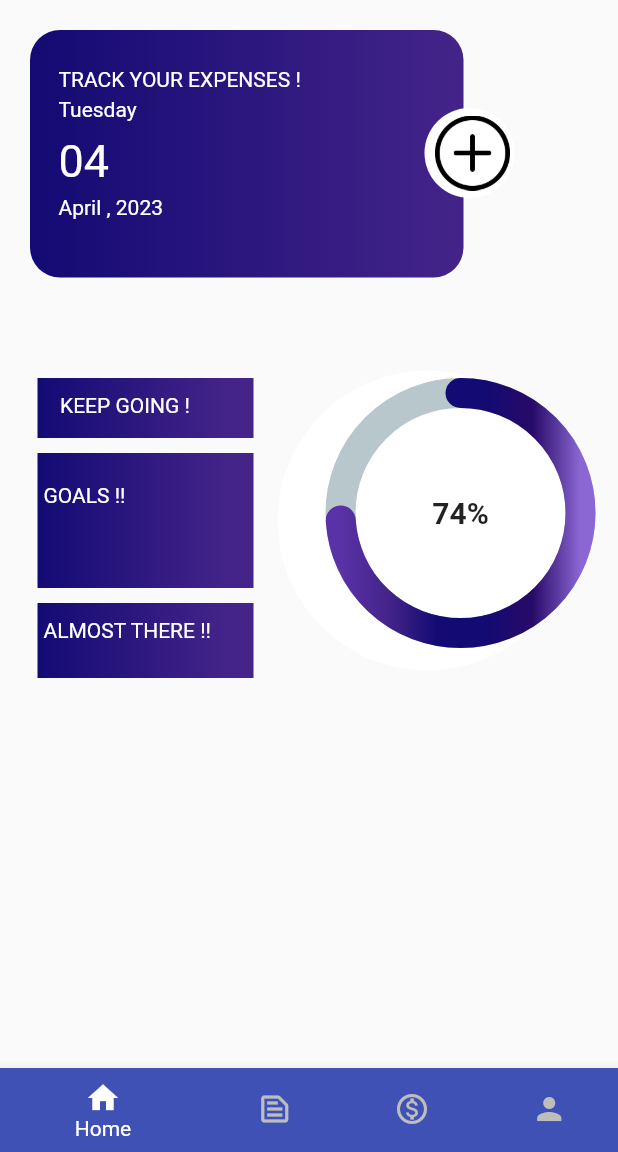
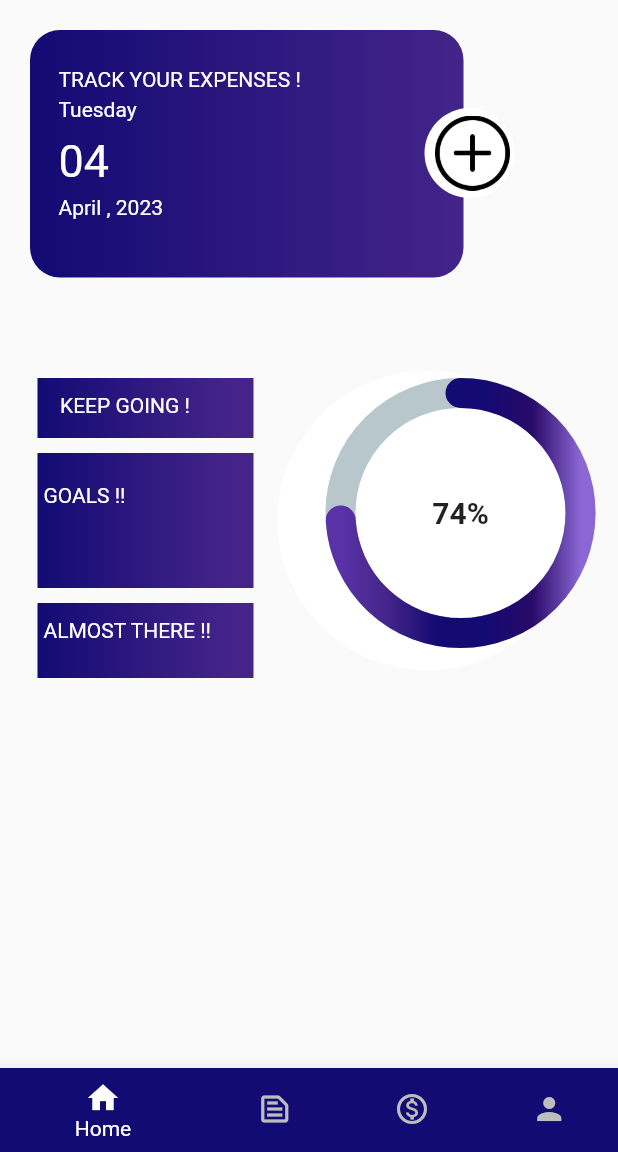
Before and after one commit to nishantnz/Fam-Fin-PLanning, a Flutter app: the screen it shows after launch, on a phone screen of 412 x 824 dp, the part 84-1236 px from its top. Run offline on Flutter 3.47's test engine with Material 2 defaults, Android fonts, the light colour scheme and no system bars; drawn by our look-alikes of percent_indicator, simple_gradient_text; our stand-ins replace google_fonts, image_picker, introduction_screen, lottie.

Commit message:
refactored files and code,made navbar pages

```diff
--- a/lib/main.dart
+++ b/lib/main.dart
@@ -1,7 +1,9 @@
-import 'package:family_financial_planning/pages/home_page.dart';
+import 'package:family_financial_planning/pages/navpages/home_page.dart';
 import 'package:family_financial_planning/pages/login.dart';
+import 'package:family_financial_planning/pages/navpages/main_page.dart';
 import 'package:family_financial_planning/pages/onboarding_page.dart';
-import 'package:family_financial_planning/pages/navpages/profile_page.dart';
+import 'package:family_financial_planning/pages/navpages/profile.dart';
+
 import 'package:family_financial_planning/pages/sign_up.dart';
 import 'package:family_financial_planning/utils/routes.dart';
 import 'package:family_financial_planning/widgets/themes.dart';
@@ -28,13 +30,14 @@ class MyApp extends StatelessWidget {
       darkTheme: ThemeData(
         brightness: Brightness.dark,
       ),
-      initialRoute: MyRoutes.homePage,
+      initialRoute: MyRoutes.mainPage,
       routes: {
         MyRoutes.loginPage: (context) => const LoginPage(),
         MyRoutes.signUpPage: (context) => const SignUpPage(),
         MyRoutes.profile: (context) => const ProfilePage(),
         MyRoutes.homePage: (context) => const HomePage(),
         MyRoutes.onBoarding: (context) => const OnBoarding(),
+        MyRoutes.mainPage: (context) => const MainPage()
       },
     );
   }
--- a/lib/pages/home_page.dart
+++ /dev/null
@@ -1,49 +0,0 @@
-import 'package:family_financial_planning/utils/colors.dart';
-import 'package:family_financial_planning/widgets/bottomNavBar.dart';
-import 'package:family_financial_planning/widgets/my_home_widgets.dart';
-import 'package:family_financial_planning/widgets/themes.dart';
-import 'package:flutter/material.dart';
-import 'package:flutter/src/widgets/framework.dart';
-import 'package:flutter/src/widgets/placeholder.dart';
-import 'package:percent_indicator/circular_percent_indicator.dart';
-import 'package:simple_gradient_text/simple_gradient_text.dart';
-
-class HomePage extends StatefulWidget {
-  const HomePage({super.key});
-
-  @override
-  State<HomePage> createState() => _HomePageState();
-}
-
-class _HomePageState extends State<HomePage> {
-  @override
-  Widget build(BuildContext context) {
-    return SafeArea(
-      right: true,
-      left: true,
-      top: true,
-      bottom: true,
-      child: Scaffold(
-        appBar: AppBar(
-          title: GradientText(
-            "FINFAM",
-            colors: MyColors.appbartitlecolor,
-            gradientType: GradientType.linear,
-            style: const TextStyle(fontSize: 32),
-          ),
-          leading: Image.asset("assets/images/logo.jpg"),
-        ),
-        bottomNavigationBar: MyNavBarFul(),
-        body: SingleChildScrollView(
-          child: Column(
-            children: [
-              MyHomeWidgets.expenseCard(),
-              MyHomeWidgets.goalProgress(),
-              // SizedBox(height: 20),
-            ],
-          ),
-        ),
-      ),
-    );
-  }
-}
--- /dev/null
+++ b/lib/pages/navpages/financial_inputs.dart
@@ -0,0 +1,14 @@
+import 'package:flutter/material.dart';
+import 'package:flutter/src/widgets/framework.dart';
+import 'package:flutter/src/widgets/placeholder.dart';
+
+class FinancialInputs extends StatelessWidget {
+  const FinancialInputs({super.key});
+
+  @override
+  Widget build(BuildContext context) {
+    return Center(
+      child: Text("Financial Inputs"),
+    );
+  }
+}
--- /dev/null
+++ b/lib/pages/navpages/goals_page.dart
@@ -0,0 +1,14 @@
+import 'package:flutter/material.dart';
+import 'package:flutter/src/widgets/framework.dart';
+import 'package:flutter/src/widgets/placeholder.dart';
+
+class Goals extends StatelessWidget {
+  const Goals({super.key});
+
+  @override
+  Widget build(BuildContext context) {
+    return Center(
+      child: Text("goals page"),
+    );
+  }
+}
--- /dev/null
+++ b/lib/pages/navpages/home_page.dart
@@ -0,0 +1,33 @@
+import 'package:family_financial_planning/utils/colors.dart';
+
+import 'package:family_financial_planning/widgets/my_home_widgets.dart';
+import 'package:family_financial_planning/widgets/themes.dart';
+import 'package:flutter/material.dart';
+import 'package:flutter/src/widgets/framework.dart';
+import 'package:flutter/src/widgets/placeholder.dart';
+import 'package:percent_indicator/circular_percent_indicator.dart';
+import 'package:simple_gradient_text/simple_gradient_text.dart';
+
+class HomePage extends StatefulWidget {
+  const HomePage({super.key});
+
+  @override
+  State<HomePage> createState() => _HomePageState();
+}
+
+class _HomePageState extends State<HomePage> {
+  @override
+  Widget build(BuildContext context) {
+    return Scaffold(
+      body: SingleChildScrollView(
+        child: Column(
+          children: [
+            MyHomeWidgets.expenseCard(),
+            MyHomeWidgets.goalProgress(),
+            // SizedBox(height: 20),
+          ],
+        ),
+      ),
+    );
+  }
+}
--- /dev/null
+++ b/lib/pages/navpages/main_page.dart
@@ -0,0 +1,86 @@
+import 'package:family_financial_planning/pages/navpages/financial_inputs.dart';
+import 'package:family_financial_planning/pages/navpages/goals_page.dart';
+import 'package:family_financial_planning/pages/navpages/home_page.dart';
+import 'package:family_financial_planning/pages/navpages/profile.dart';
+import 'package:family_financial_planning/utils/colors.dart';
+
+import 'package:flutter/material.dart';
+import 'package:flutter/src/widgets/framework.dart';
+import 'package:flutter/src/widgets/placeholder.dart';
+import 'package:simple_gradient_text/simple_gradient_text.dart';
+
+class MainPage extends StatefulWidget {
+  const MainPage({super.key});
+
+  @override
+  State<MainPage> createState() => _MainPageState();
+}
+
+class _MainPageState extends State<MainPage> {
+  final pages = [
+    HomePage(),
+    FinancialInputs(),
+    Goals(),
+    ProfilePage(),
+  ];
+  int _currentIndex = 0;
+
+  @override
+  Widget build(BuildContext context) {
+    return SafeArea(
+      right: true,
+      left: true,
+      top: true,
+      bottom: true,
+      child: Scaffold(
+        body: pages[_currentIndex],
+        bottomNavigationBar: BottomNavigationBar(
+          currentIndex: _currentIndex,
+          selectedItemColor: Colors.white,
+          unselectedItemColor: Colors.grey[400],
+          items: const [
+            BottomNavigationBarItem(
+              icon: Icon(Icons.home),
+              label: "Home",
+              backgroundColor: Color.fromRGBO(19, 11, 116, 1),
+              tooltip: "Home Page",
+            ),
+            BottomNavigationBarItem(
+              icon: Icon(Icons.text_snippet_outlined),
+              label: "Financial Details",
+              backgroundColor: Color.fromRGBO(48, 35, 195, 1),
+              tooltip:
+                  "Enter Your Financial Details and get to know more about plans of Family",
+            ),
+            BottomNavigationBarItem(
+              icon: Icon(Icons.monetization_on_outlined),
+              label: "Goals",
+              backgroundColor: Color.fromRGBO(64, 8, 103, 1),
+              tooltip: "Get to know your Goals! ",
+            ),
+            BottomNavigationBarItem(
+              icon: Icon(Icons.person_sharp),
+              label: "Profile",
+              backgroundColor: Colors.indigoAccent,
+              tooltip: "Profile Page",
+            ),
+          ],
+          onTap: (index) {
+            setState(() {
+              _currentIndex = index;
+            });
+          },
+        ),
+        appBar: AppBar(
+          title: GradientText(
+            "FINFAM",
+            colors: MyColors.appbartitlecolor,
+            gradientType: GradientType.linear,
+            style: const TextStyle(fontSize: 32),
+          ),
+          leading: Image.asset("assets/images/logo.jpg"),
+        ),
+      ),
+    );
+  }
+}
--- a/lib/utils/routes.dart
+++ b/lib/utils/routes.dart
@@ -4,4 +4,5 @@ class MyRoutes {
   static String signUpPage = "/signUp";
   static String onBoarding = "/onBoarding";
   static String profile = "/profile";
+  static String mainPage = "/mainpage";
 }
--- a/lib/widgets/bottomNavBar.dart
+++ /dev/null
@@ -1,134 +0,0 @@
-import 'package:family_financial_planning/utils/routes.dart';
-import 'package:flutter/material.dart';
-
-class MyNavBarFul extends StatefulWidget {
-  const MyNavBarFul({Key? key});
-
-  @override
-  State<MyNavBarFul> createState() => _MyNavBarFulState();
-}
-
-class _MyNavBarFulState extends State<MyNavBarFul> {
-  int _currentIndex = 0;
-
-  @override
-  Widget build(BuildContext context) {
-    return BottomNavigationBar(
-      backgroundColor: Colors.indigo[900],
-      currentIndex: _currentIndex,
-      selectedItemColor: Colors.white,
-      unselectedItemColor: Colors.grey[400],
-      items: const [
-        BottomNavigationBarItem(
-          icon: Icon(Icons.home),
-          label: "Home",
-          backgroundColor: Colors.indigo,
-          tooltip: "Home Page",
-        ),
-        BottomNavigationBarItem(
-          icon: Icon(Icons.text_snippet_outlined),
-          label: "Financial Details",
-          backgroundColor: Colors.indigo,
-          tooltip:
-              "Enter Your Financial Details and get to know more about plans of Family",
-        ),
-        BottomNavigationBarItem(
-          icon: Icon(Icons.monetization_on_outlined),
-          label: "Goals",
-          backgroundColor: Colors.indigo,
-          tooltip: "Get to know your Goals! ",
-        ),
-        BottomNavigationBarItem(
-          icon: Icon(Icons.person_sharp),
-          label: "Profile",
-          backgroundColor: Colors.indigo,
-          tooltip: "Profile Page",
-        ),
-      ],
-      onTap: (index) {
-        setState(() {
-          _currentIndex = index;
-          // Navigate to a new page when a BottomNavigationBarItem is tapped
-          // switch (index) {
-          //   // case 0:
-          //   //   Navigator.push(
-          //   //     context,
-          //   //     MaterialPageRoute(builder: (context) => HomePage()),
-          //   //   );
-          //   //   break;
-          //   // case 1:
-          //   //   Navigator.push(
-          //   //     context,
-          //   //     MaterialPageRoute(builder: (context) => FinancialDetailsPage()),
-          //   //   );
-          //   //   break;
-          //   // case 2:
-          //   //   Navigator.push(
-          //   //     context,
-          //   //     MaterialPageRoute(builder: (context) => GoalsPage()),
-          //   //   );
-          //   //   break;
-          //   case 3:
-          //     Navigator.push(
-          //       context,
-          //       MaterialPageRoute(builder: (context) => ProfilePage()),
-          //     );
-
-          //     break;
-          // }
-        });
-      },
-    );
-  }
-}
-
-// // Define your new pages as separate widgets
-
-// class HomePage extends StatelessWidget {
-//   @override
-//   Widget build(BuildContext context) {
-//     return Scaffold(
-//       appBar: AppBar(
-//         title: Text("Home Page"),
-//       ),
-//       body: Center(
-//         child: Text("This is the Home Page"),
-//       ),
-//     );
-//   }
-// }
-
-// class FinancialDetailsPage extends StatelessWidget {
-//   @override
-//   Widget build(BuildContext context) {
-//     return Scaffold(
-//       appBar: AppBar(
-//         title: Text("Financial Details"),
-//       ),
-//       body: Center(
-//         child: Text("This is the Financial Details Page"),
-//       ),
-//     );
-//   }
-// }
-
-// class GoalsPage extends StatelessWidget {
-//   @override
-//   Widget build(BuildContext context) {
-//     return Scaffold(
-//       appBar: AppBar(
-//         title: Text("Goals"),
-//       ),
-//       body: Center(
-//         child: Text("This is the Goals Page"),
-//       ),
-//     );
-//   }
-// }
-
-// class ProfilePage extends StatelessWidget {
-//   @override
-//   Widget build(BuildContext context) {
-//     return ProfilePage();
-//   }
-// }
```
Also changed, not shown: lib/pages/navpages/profile.dart (renamed from lib/pages/profile.dart).
